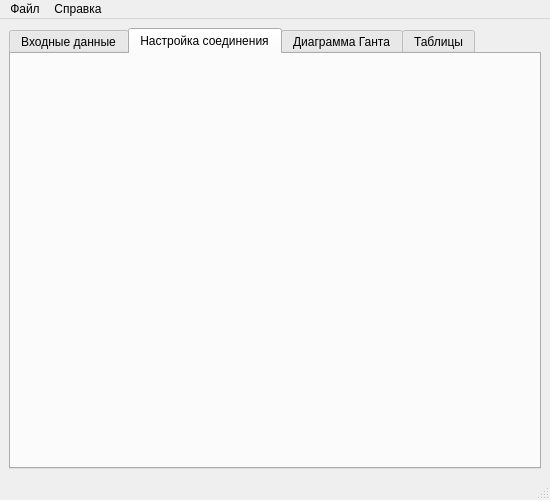
Old version of the form src/CrossUI/mainwindow.ui in the repository Vasteri/university-timetable-solvers.
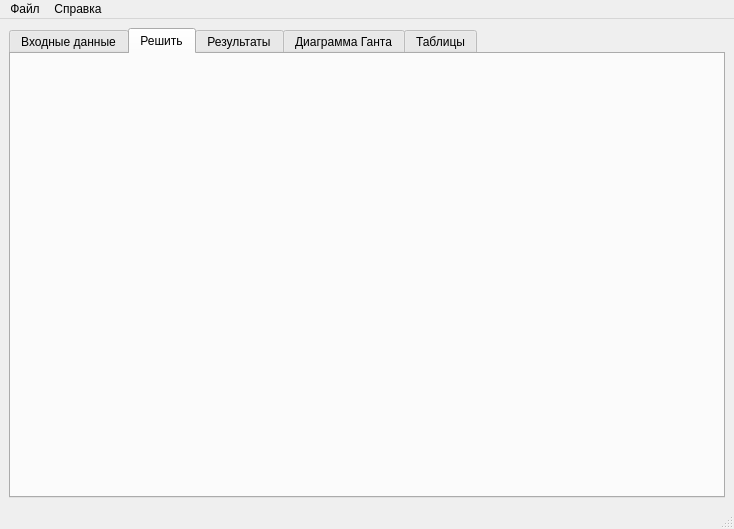
New version of the form. The open tabs and pages were chosen to show the change.

The edit to the form file:
```diff
--- a/src/CrossUI/mainwindow.ui
+++ b/src/CrossUI/mainwindow.ui
@@ -6,8 +6,8 @@
    <rect>
     <x>0</x>
     <y>0</y>
-    <width>550</width>
-    <height>500</height>
+    <width>734</width>
+    <height>529</height>
    </rect>
   </property>
   <property name="windowTitle">
@@ -28,13 +28,15 @@
       </widget>
       <widget class="QWidget" name="tab">
        <attribute name="title">
-        <string>Настройка соединения</string>
+        <string>Решить</string>
        </attribute>
-       <layout class="QGridLayout" name="gridLayout">
-        <item row="0" column="0">
-         <layout class="QVBoxLayout" name="verticalLayout"/>
-        </item>
-       </layout>
+       <layout class="QGridLayout" name="gridLayout"/>
+      </widget>
+      <widget class="QWidget" name="tab_5">
+       <attribute name="title">
+        <string>Результаты</string>
+       </attribute>
+       <layout class="QGridLayout" name="gridLayout_7"/>
       </widget>
       <widget class="QWidget" name="tab_2">
        <attribute name="title">
@@ -57,8 +59,8 @@
     <rect>
      <x>0</x>
      <y>0</y>
-     <width>550</width>
-     <height>21</height>
+     <width>734</width>
+     <height>23</height>
     </rect>
    </property>
    <widget class="QMenu" name="menu">
```
